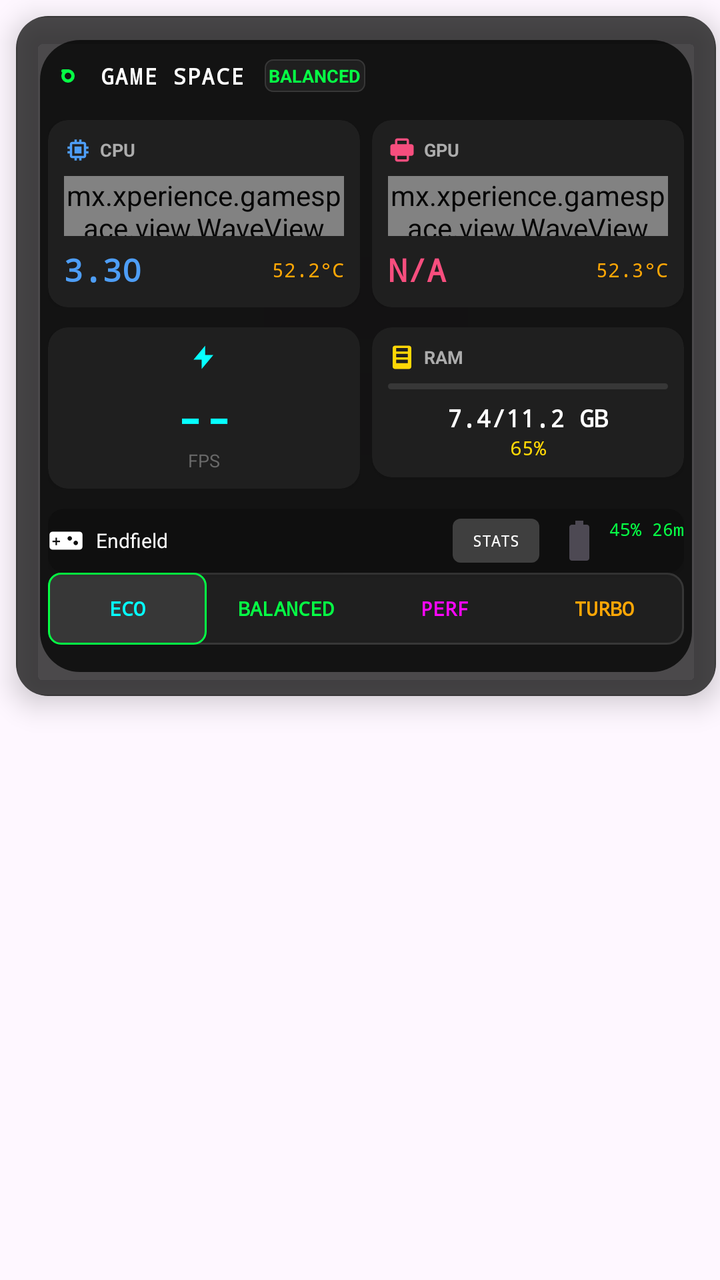
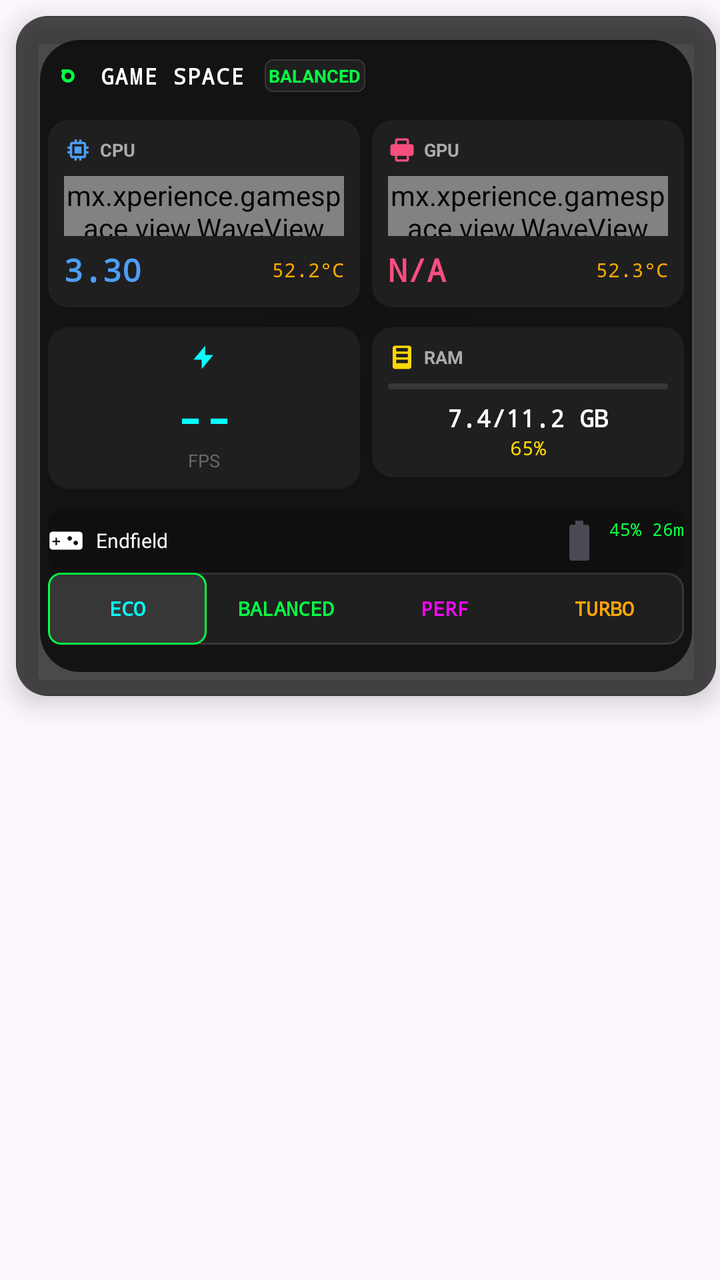

Screens rendered from an Android XML layout before and after an edit, with the pre-edit source and the edit as a unified diff.
<!-- AndroidManifest.xml: application theme Theme.GameSpace -->
<!-- res/layout/overlay_game_panel_original.xml -->
<?xml version="1.0" encoding="utf-8"?>
<FrameLayout xmlns:android="http://schemas.android.com/apk/res/android"
    xmlns:app="http://schemas.android.com/apk/res-auto"
    android:layout_width="wrap_content"
    android:layout_height="wrap_content"
    android:background="@android:color/transparent">

    <View
        android:id="@+id/outside_touch"
        android:layout_width="match_parent"
        android:layout_height="match_parent"
        android:background="@android:color/transparent" />

    
    <androidx.cardview.widget.CardView
        android:id="@+id/panel_background"
        android:layout_width="350dp"
        android:layout_height="340dp"
        app:cardBackgroundColor="@android:color/transparent"
        app:cardCornerRadius="16dp"
        app:cardElevation="8dp"
        android:layout_margin="8dp">

        <FrameLayout
            android:layout_width="match_parent"
            android:layout_height="wrap_content"
            android:padding="12dp"
            android:alpha="0.98"
            android:background="@drawable/bg_panel_dark">  

            
            <View
                android:id="@+id/panel_blur_background"
                android:layout_width="match_parent"
                android:layout_height="match_parent"
                android:background="@drawable/bg_gaming_blur" />

            
            <LinearLayout
                android:layout_width="match_parent"
                android:layout_height="wrap_content"
                android:orientation="vertical"
                android:padding="4dp">  

                
                <LinearLayout
                    android:layout_width="match_parent"
                    android:layout_height="28dp"
                    android:layout_marginBottom="8dp"
                    android:gravity="center_vertical">

                    <ImageView
                        android:layout_width="20dp"
                        android:layout_height="20dp"
                        android:src="@drawable/ic_gaming_logo"
                        android:tint="#00FF41" />

                    <TextView
                        android:layout_width="wrap_content"
                        android:layout_height="wrap_content"
                        android:layout_marginStart="6dp"
                        android:fontFamily="monospace"
                        android:letterSpacing="0.05"
                        android:text="GAME SPACE"
                        android:textColor="#FFFFFF"
                        android:textSize="11sp"
                        android:textStyle="bold" />
                    <LinearLayout
                        android:layout_width="wrap_content"
                        android:layout_height="wrap_content"
                        android:layout_marginStart="10dp">
                        
                        <TextView
                            android:id="@+id/mode_indicator"
                            android:layout_width="wrap_content"
                            android:layout_height="wrap_content"
                            android:layout_gravity="end"
                            android:background="@drawable/bg_mode_indicator"
                            android:padding="2dp"
                            android:text="BALANCED"
                            android:textColor="#00FF41"
                            android:textSize="9sp"
                            android:textStyle="bold" />
                    </LinearLayout>
                </LinearLayout>


                
                <LinearLayout
                    android:layout_width="match_parent"
                    android:layout_height="wrap_content"
                    android:layout_marginBottom="10dp"
                    android:orientation="horizontal">

                    
                    <androidx.cardview.widget.CardView
                        android:layout_width="0dp"
                        android:layout_height="wrap_content"
                        android:layout_marginEnd="6dp"
                        android:layout_weight="1"
                        android:backgroundTint="#1A1A1A"
                        app:cardCornerRadius="10dp"
                        app:cardElevation="2dp">

                        <LinearLayout
                            android:layout_width="match_parent"
                            android:layout_height="wrap_content"
                            android:orientation="vertical"
                            android:padding="8dp">  

                            
                            <LinearLayout
                                android:layout_width="match_parent"
                                android:layout_height="wrap_content"
                                android:layout_marginBottom="6dp"
                                android:gravity="center_vertical">

                                <ImageView
                                    android:layout_width="14dp"
                                    android:layout_height="14dp"
                                    android:src="@drawable/ic_cpu"
                                    android:tint="#4a9cf7" />

                                <TextView
                                    android:layout_width="wrap_content"
                                    android:layout_height="wrap_content"
                                    android:layout_marginStart="4dp"
                                    android:text="CPU"
                                    android:textColor="#AAAAAA"
                                    android:textSize="9sp"
                                    android:textStyle="bold" />
                            </LinearLayout>

                            
                            <mx.xperience.gamespace.view.WaveView
                                android:id="@+id/cpu_chart"
                                android:layout_width="match_parent"
                                android:layout_height="30dp"
                                android:layout_marginBottom="6dp" />

                            
                            <LinearLayout
                                android:layout_width="match_parent"
                                android:layout_height="wrap_content"
                                android:gravity="center_vertical"
                                android:orientation="horizontal">

                                <TextView
                                    android:id="@+id/cpu_val"
                                    android:layout_width="0dp"
                                    android:layout_height="wrap_content"
                                    android:layout_weight="1"
                                    android:fontFamily="monospace"
                                    android:text="3.30"
                                    android:textColor="#4a9cf7"
                                    android:textSize="16sp"
                                    android:textStyle="bold" />

                                <TextView
                                    android:id="@+id/cpu_temp"
                                    android:layout_width="wrap_content"
                                    android:layout_height="wrap_content"
                                    android:fontFamily="monospace"
                                    android:text="52.2°C"
                                    android:textColor="#FFA500"
                                    android:textSize="10sp" />
                            </LinearLayout>

                           
                        </LinearLayout>
                    </androidx.cardview.widget.CardView>

                    
                    <androidx.cardview.widget.CardView
                        android:layout_width="0dp"
                        android:layout_height="wrap_content"
                        android:layout_weight="1"
                        android:backgroundTint="#1A1A1A"
                        app:cardCornerRadius="10dp"
                        app:cardElevation="2dp">

                        <LinearLayout
                            android:layout_width="match_parent"
                            android:layout_height="wrap_content"
                            android:orientation="vertical"
                            android:padding="8dp">

                            
                            <LinearLayout
                                android:layout_width="match_parent"
                                android:layout_height="wrap_content"
                                android:layout_marginBottom="6dp"
                                android:gravity="center_vertical">

                                <ImageView
                                    android:layout_width="14dp"
                                    android:layout_height="14dp"
                                    android:src="@drawable/ic_gpu"
                                    android:tint="#f74a7b" />

                                <TextView
                                    android:layout_width="wrap_content"
                                    android:layout_height="wrap_content"
                                    android:layout_marginStart="4dp"
                                    android:text="GPU"
                                    android:textColor="#AAAAAA"
                                    android:textSize="9sp"
                                    android:textStyle="bold" />
                            </LinearLayout>

                            
                            <mx.xperience.gamespace.view.WaveView
                                android:id="@+id/gpu_chart"
                                android:layout_width="match_parent"
                                android:layout_height="30dp"
                                android:layout_marginBottom="6dp" />

                            
                            <LinearLayout
                                android:layout_width="match_parent"
                                android:layout_height="wrap_content"
                                android:gravity="center_vertical"
                                android:orientation="horizontal">

                                <TextView
                                    android:id="@+id/gpu_val"
                                    android:layout_width="0dp"
                                    android:layout_height="wrap_content"
                                    android:layout_weight="1"
                                    android:fontFamily="monospace"
                                    android:text="N/A"
                                    android:textColor="#f74a7b"
                                    android:textSize="16sp"
                                    android:textStyle="bold" />

                                <TextView
                                    android:id="@+id/gpu_temp"
                                    android:layout_width="wrap_content"
                                    android:layout_height="wrap_content"
                                    android:fontFamily="monospace"
                                    android:text="52.3°C"
                                    android:textColor="#FFA500"
                                    android:textSize="10sp" />
                            </LinearLayout>

                            
                        </LinearLayout>
                    </androidx.cardview.widget.CardView>
                </LinearLayout>

                
                <LinearLayout
                    android:layout_width="match_parent"
                    android:layout_height="wrap_content"
                    android:layout_marginBottom="10dp"
                    android:orientation="horizontal">

                    
                    <androidx.cardview.widget.CardView
                        android:layout_width="0dp"
                        android:layout_height="wrap_content"
                        android:layout_marginEnd="6dp"
                        android:layout_weight="1"
                        android:backgroundTint="#1A1A1A"
                        app:cardCornerRadius="10dp"
                        app:cardElevation="2dp">

                        <LinearLayout
                            android:layout_width="match_parent"
                            android:layout_height="wrap_content"
                            android:gravity="center"
                            android:orientation="vertical"
                            android:padding="8dp">

                            
                            <LinearLayout
                                android:layout_width="match_parent"
                                android:layout_height="wrap_content"
                                android:layout_marginBottom="6dp"
                                android:gravity="center">

                                <ImageView
                                    android:layout_width="14dp"
                                    android:layout_height="14dp"
                                    android:src="@drawable/ic_fps"
                                    android:tint="#00FFFF" />
                            </LinearLayout>

                            
                            <TextView
                                android:id="@+id/fps_counter"
                                android:layout_width="wrap_content"
                                android:layout_height="wrap_content"
                                android:fontFamily="monospace"
                                android:text="--"
                                android:textColor="#00FFFF"
                                android:textSize="24sp"
                                android:textStyle="bold" />

                            <TextView
                                android:layout_width="match_parent"
                                android:layout_height="wrap_content"
                                android:gravity="center"
                                android:text="FPS"
                                android:textColor="#666666"
                                android:textSize="9sp" />
                        </LinearLayout>
                    </androidx.cardview.widget.CardView>

                    
                    <androidx.cardview.widget.CardView
                        android:layout_width="0dp"
                        android:layout_height="wrap_content"
                        android:layout_weight="1"
                        android:backgroundTint="#1A1A1A"
                        app:cardCornerRadius="10dp"
                        app:cardElevation="2dp">

                        <LinearLayout
                            android:layout_width="match_parent"
                            android:layout_height="wrap_content"
                            android:orientation="vertical"
                            android:padding="8dp">

                            
                            <LinearLayout
                                android:layout_width="match_parent"
                                android:layout_height="wrap_content"
                                android:layout_marginBottom="6dp"
                                android:gravity="center_vertical">

                                <ImageView
                                    android:layout_width="14dp"
                                    android:layout_height="14dp"
                                    android:src="@drawable/ic_ram"
                                    android:tint="#FFD700" />

                                <TextView
                                    android:layout_width="wrap_content"
                                    android:layout_height="wrap_content"
                                    android:layout_marginStart="4dp"
                                    android:text="RAM"
                                    android:textColor="#AAAAAA"
                                    android:textSize="9sp"
                                    android:textStyle="bold" />
                            </LinearLayout>

                            
                            <androidx.core.widget.ContentLoadingProgressBar
                                android:id="@+id/ram_progress"
                                style="?android:attr/progressBarStyleHorizontal"
                                android:layout_width="match_parent"
                                android:layout_height="3dp"
                                android:layout_marginBottom="6dp"
                                android:progressDrawable="@drawable/progress_ram" />

                            
                            <TextView
                                android:id="@+id/ram_info"
                                android:layout_width="match_parent"
                                android:layout_height="wrap_content"
                                android:fontFamily="monospace"
                                android:gravity="center"
                                android:text="7.4/11.2 GB"
                                android:textColor="#FFFFFF"
                                android:textSize="12sp"
                                android:textStyle="bold" />

                            <TextView
                                android:id="@+id/ram_percent"
                                android:layout_width="match_parent"
                                android:layout_height="wrap_content"
                                android:fontFamily="monospace"
                                android:gravity="center"
                                android:text="65%"
                                android:textColor="#FFD700"
                                android:textSize="10sp" />
                        </LinearLayout>
                    </androidx.cardview.widget.CardView>
                </LinearLayout>

                
                <androidx.cardview.widget.CardView
                    android:layout_width="match_parent"
                    android:layout_height="32dp"
                    android:backgroundTint="#0A0A0A"
                    android:padding="6dp"
                    app:cardCornerRadius="8dp">

                    <LinearLayout
                        android:layout_width="match_parent"
                        android:layout_height="match_parent"
                        android:gravity="center_vertical"
                        android:orientation="horizontal">

                        <ImageView
                            android:layout_width="18dp"
                            android:layout_height="18dp"
                            android:layout_marginEnd="6dp"
                            android:src="@drawable/ic_game_controller"
                            android:tint="#FFFFFF" />

                        <TextView
                            android:id="@+id/game_name"
                            android:layout_width="0dp"
                            android:layout_height="wrap_content"
                            android:layout_weight="1"
                            android:ellipsize="end"
                            android:maxLines="1"
                            android:text="Endfield"
                            android:textColor="#FFFFFF"
                            android:textSize="10sp" />

                        <TextView
                            android:id="@+id/btn_stats_toggle"
                            android:layout_width="wrap_content"
                            android:layout_height="22dp"
                            android:layout_marginEnd="8dp"
                            android:background="@drawable/bg_button_stats"
                            android:clickable="true"
                            android:focusable="true"
                            android:gravity="center"
                            android:paddingHorizontal="10dp"
                            android:text="STATS"
                            android:textAllCaps="true"
                            android:textColor="#FFFFFF"
                            android:textSize="8sp"
                            android:fontFamily="monospace" />

                        <TextView
                            android:id="@+id/battery_info"
                            android:layout_width="wrap_content"
                            android:layout_height="wrap_content"
                            android:drawableStart="@drawable/ic_battery"
                            android:drawablePadding="3dp"
                            android:fontFamily="monospace"
                            android:text="45% 26m"
                            android:textColor="#00FF41"
                            android:textSize="9sp" />
                    </LinearLayout>
                </androidx.cardview.widget.CardView>

                
                <LinearLayout
                    android:layout_width="match_parent"
                    android:layout_height="36dp"
                    android:orientation="horizontal"
                    android:gravity="center"
                    android:layout_marginBottom="12dp"
                    android:background="@drawable/bg_mode_selector">

                    
                    <TextView
                        android:id="@+id/btn_power_saving"
                        android:layout_width="0dp"
                        android:layout_height="match_parent"
                        android:layout_weight="1"
                        android:gravity="center"
                        android:text="ECO"
                        android:textColor="#00FFFF"
                        android:textSize="10sp"
                        android:textStyle="bold"
                        android:background="@drawable/bg_mode_selected"
                        android:fontFamily="monospace"
                        android:padding="4dp" />

                    
                    <TextView
                        android:id="@+id/btn_balanced"
                        android:layout_width="0dp"
                        android:layout_height="match_parent"
                        android:layout_weight="1"
                        android:gravity="center"
                        android:text="BALANCED"
                        android:textColor="#00FF41"
                        android:textSize="10sp"
                        android:textStyle="bold"
                        android:fontFamily="monospace"
                        android:padding="4dp" />

                    
                    <TextView
                        android:id="@+id/btn_performance"
                        android:layout_width="0dp"
                        android:layout_height="match_parent"
                        android:layout_weight="1"
                        android:gravity="center"
                        android:text="PERF"
                        android:textColor="#FF00FF"
                        android:textSize="10sp"
                        android:textStyle="bold"
                        android:fontFamily="monospace"
                        android:padding="4dp" />

                    
                    <TextView
                        android:id="@+id/btn_turbo"
                        android:layout_width="0dp"
                        android:layout_height="match_parent"
                        android:layout_weight="1"
                        android:gravity="center"
                        android:text="TURBO"
                        android:textColor="#FFA500"
                        android:textSize="10sp"
                        android:textStyle="bold"
                        android:fontFamily="monospace"
                        android:padding="4dp" />
                </LinearLayout>
            </LinearLayout>
        </FrameLayout>
    </androidx.cardview.widget.CardView>

</FrameLayout>
<!-- resources referenced by this layout -->
<resources>
  <!-- drawable bg_button_stats (drawable) -->
  <shape xmlns:android="http://schemas.android.com/apk/res/android">
      <solid android:color="#33FFFFFF" />
      <corners android:radius="4dp" />
  </shape>
  <!-- drawable bg_gaming_blur (drawable) -->
  <?xml version="1.0" encoding="utf-8"?>
  <shape xmlns:android="http://schemas.android.com/apk/res/android">
      <solid android:color="#CC000000" />
      <corners android:radius="20dp" />
  </shape>
  <!-- drawable bg_mode_indicator (drawable) -->
  <?xml version="1.0" encoding="utf-8"?>
  <shape xmlns:android="http://schemas.android.com/apk/res/android">
      <solid android:color="#1A1A1A" />
      <corners android:radius="4dp" />
      <stroke android:width="0.5dp" android:color="#333333" />
  </shape>
  <!-- drawable bg_mode_selected (drawable) -->
  <?xml version="1.0" encoding="utf-8"?>
  <shape xmlns:android="http://schemas.android.com/apk/res/android">
      <solid android:color="#333333" />
      <corners android:radius="6dp" />
      <stroke android:width="1dp" android:color="#00FF41" />
  </shape>
  <!-- drawable bg_mode_selector (drawable) -->
  <?xml version="1.0" encoding="utf-8"?>
  <shape xmlns:android="http://schemas.android.com/apk/res/android">
      <solid android:color="#1A1A1A" />
      <corners android:radius="8dp" />
      <stroke android:width="1dp" android:color="#333333" />
  </shape>
  <!-- drawable bg_panel_dark (drawable) -->
  <?xml version="1.0" encoding="utf-8"?>
  <shape xmlns:android="http://schemas.android.com/apk/res/android">
      <solid android:color="#CC1A1A1A" />  
      <corners android:radius="14dp" />
      <stroke android:width="0.8dp" android:color="#333333" />
  </shape>
  <!-- drawable ic_battery (drawable) -->
  <?xml version="1.0" encoding="utf-8"?>
  <vector xmlns:android="http://schemas.android.com/apk/res/android"
      android:width="24dp"
      android:height="24dp"
      android:viewportWidth="24"
      android:viewportHeight="24"
      android:tint="?attr/colorControlNormal">
  
      <path
          android:fillColor="@android:color/white"
          android:pathData="M15.67,4H14V2h-4v2H8.33C7.6,4 7,4.6 7,5.33v15.33C7,21.4 7.6,22 8.33,22h7.33c0.74,0 1.34,-0.6 1.34,-1.33V5.33C17,4.6 16.4,4 15.67,4z" />
  
  </vector>
  <!-- drawable ic_cpu (drawable) -->
  <?xml version="1.0" encoding="utf-8"?>
  <vector xmlns:android="http://schemas.android.com/apk/res/android"
      android:width="24dp"
      android:height="24dp"
      android:viewportWidth="24"
      android:viewportHeight="24">
      <path
          android:fillColor="@android:color/white"
          android:pathData="M15,9H9v6h6V9zM21,11V9h-2V7c0-1.1-0.9-2-2-2h-2V3h-2v2h-2V3h-2v2H7C5.9,5,5,5.9,5,7v2H3v2h2v2H3v2h2v2c0,1.1,0.9,2,2,2h2v2h2v-2h2v2h2v-2h2c1.1,0,2-0.9,2-2v-2h2v-2h-2v-2H21zM17,17H7V7h10V17z" />
  </vector>
  <!-- drawable ic_fps (drawable) -->
  <?xml version="1.0" encoding="utf-8"?>
  <vector xmlns:android="http://schemas.android.com/apk/res/android"
      android:width="24dp"
      android:height="24dp"
      android:viewportWidth="24"
      android:viewportHeight="24">
      <path
          android:fillColor="@android:color/white"
          android:pathData="M13,2L3,14h7v8l10,-12h-7z" />
  </vector>
  <!-- drawable ic_ram (drawable) -->
  <?xml version="1.0" encoding="utf-8"?>
  <vector xmlns:android="http://schemas.android.com/apk/res/android"
      android:width="24dp"
      android:height="24dp"
      android:viewportWidth="24"
      android:viewportHeight="24">
      <path
          android:fillColor="@android:color/white"
          android:pathData="M18,2h-12c-1.1,0 -2,0.9 -2,2v16c0,1.1 0.9,2 2,2h12c1.1,0 2,-0.9 2,-2v-16c0,-1.1 -0.9,-2 -2,-2zM7,4h10v3h-10v-3zM7,9h10v3h-10v-3zM7,14h10v3h-10v-3z" />
  </vector>
  <style name="Theme.GameSpace" parent="Base.Theme.GameSpace" />
  <style name="Base.Theme.GameSpace" parent="Theme.Material3.DayNight.NoActionBar">
          
          
      </style>
  <!-- unchanged entries left out for length: 4 -->
</resources>

<!-- the commit's change to res/layout/overlay_game_panel_original.xml (unified diff, before → after) -->
@@ -411,21 +411,7 @@
                             android:textColor="#FFFFFF"
                             android:textSize="10sp" />
 
-                        <TextView
-                            android:id="@+id/btn_stats_toggle"
-                            android:layout_width="wrap_content"
-                            android:layout_height="22dp"
-                            android:layout_marginEnd="8dp"
-                            android:background="@drawable/bg_button_stats"
-                            android:clickable="true"
-                            android:focusable="true"
-                            android:gravity="center"
-                            android:paddingHorizontal="10dp"
-                            android:text="STATS"
-                            android:textAllCaps="true"
-                            android:textColor="#FFFFFF"
-                            android:textSize="8sp"
-                            android:fontFamily="monospace" />
+                        
 
                         <TextView
                             android:id="@+id/battery_info"
<!-- resource entries referenced after the edit -->
@@ -1,10 +1,5 @@
 <!-- resources referenced by this layout -->
 <resources>
-  <!-- drawable bg_button_stats (drawable) -->
-  <shape xmlns:android="http://schemas.android.com/apk/res/android">
-      <solid android:color="#33FFFFFF" />
-      <corners android:radius="4dp" />
-  </shape>
   <!-- drawable bg_gaming_blur (drawable) -->
   <?xml version="1.0" encoding="utf-8"?>
   <shape xmlns:android="http://schemas.android.com/apk/res/android">
